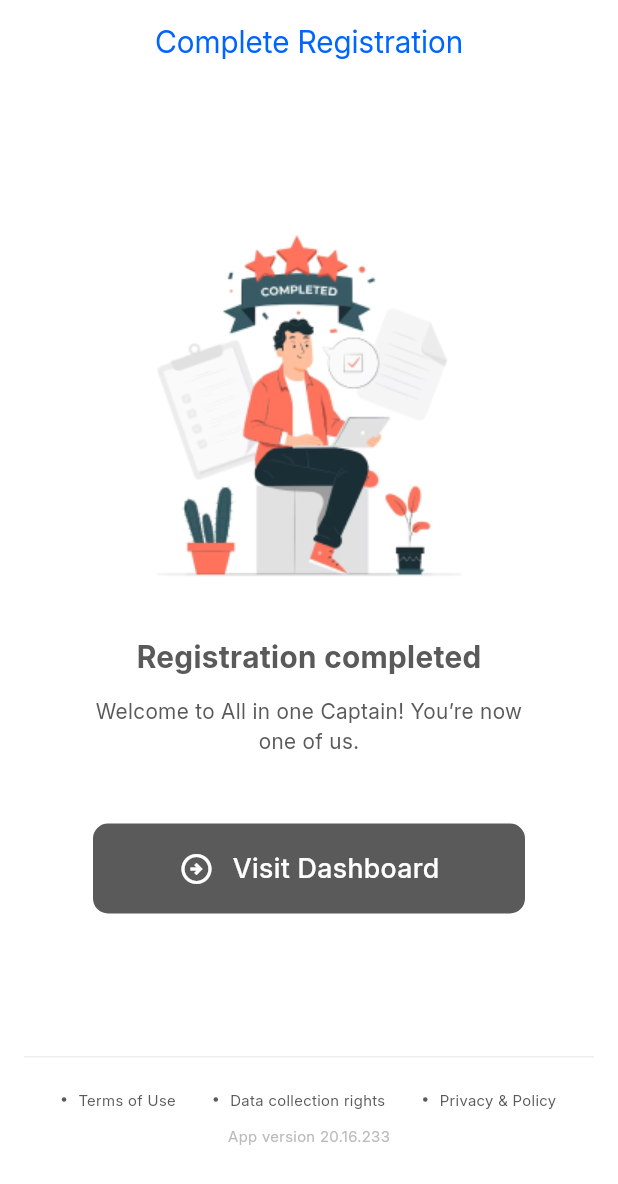
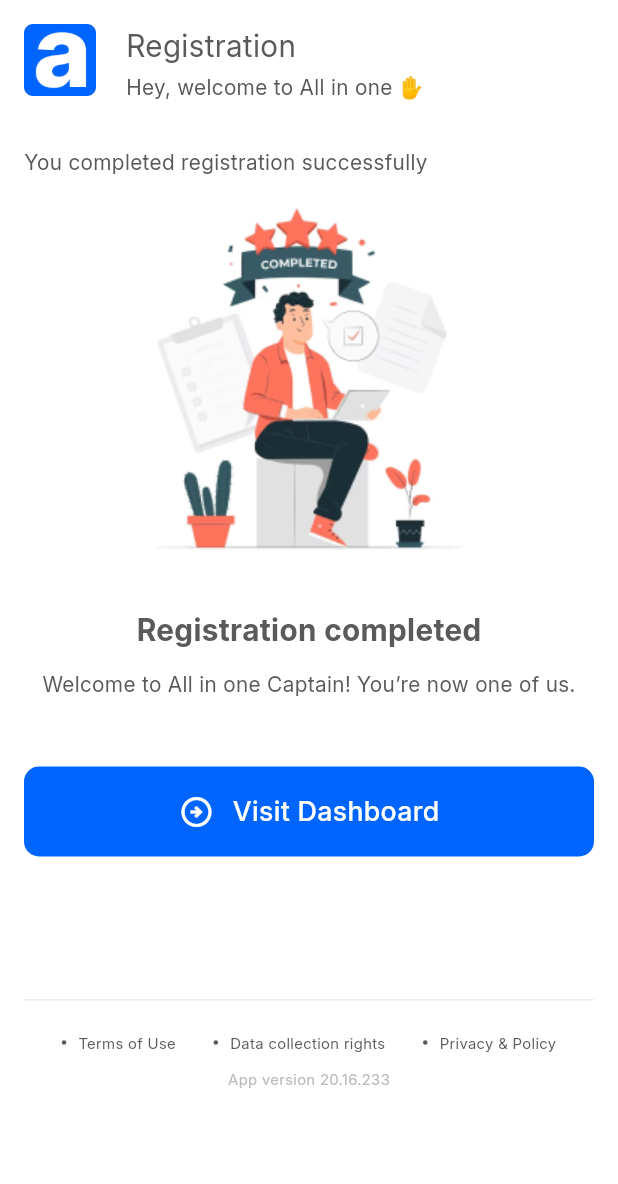
Before and after one commit to nextive-rahim/all_in_one3, a Flutter app: the RegistrationCompletedPage screen opened by its route, on a phone screen of 412 x 824 dp. Shown: the top 1184 px of the screen. Run offline on Flutter 3.47's test engine with Material 3 defaults, Android fonts, the phone set to English and light mode, and no system bars; our stand-ins replace dio, file_picker, get, get_storage, logger, permission_handler and 2 more; missing offline and left inert: flutter_pdfview; accounts and stored records are empty.

Commit message:
chore : updated registration complete page

```diff
--- a/lib/src/features/common_features/authentication/registration/view/registration_completed_page.dart
+++ b/lib/src/features/common_features/authentication/registration/view/registration_completed_page.dart
@@ -4,6 +4,7 @@ import 'package:all_in_one3/src/core/utils/image_constant.dart';
 import 'package:all_in_one3/src/core/utils/size_config.dart';
 import 'package:all_in_one3/src/core/utils/strings.dart';
 import 'package:all_in_one3/src/core/widgets/text_widget.dart';
+import 'package:all_in_one3/src/features/common_features/authentication/root/widgets/registration_header.dart';
 import 'package:flutter/material.dart';
 import 'package:get/get.dart';
 
@@ -20,25 +21,20 @@ class _RegistrationCompletedPageState extends State<RegistrationCompletedPage> {
   Widget build(BuildContext context) {
     return Scaffold(
       backgroundColor: CommonColor.whiteColor,
-      appBar: AppBar(
-        title: const Text('Complete Registration'),
-      ),
-      body: Padding(
-        padding: const EdgeInsets.only(
-          left: 16,
-          right: 16,
-        ),
+      // appBar: AppBar(
+      //   title: const Text('Complete Registration'),
+      // ),
+      body: SafeArea(
+        child: Padding(
+          padding: const EdgeInsets.all(16),
           child: SingleChildScrollView(
             child: Column(
               children: [
-              Padding(
-                padding: const EdgeInsets.only(
-                  left: 46,
-                  right: 46,
+                Column(
+                  children: [
+                    RegistrationHeader(
+                      title: 'You completed registration successfully',
                     ),
-                child: Column(
-                  children: [
-                    const SizedBox(height: 92),
                     Image.asset(
                       ImageConstant.regComplete,
                       width: 252,
@@ -72,7 +68,8 @@ class _RegistrationCompletedPageState extends State<RegistrationCompletedPage> {
                         height: 60,
                         decoration: BoxDecoration(
                           borderRadius: BorderRadius.circular(10),
-                            color: CommonColor.headingTextColor1),
+                          color: CommonColor.purpleColor1,
+                        ),
                         alignment: Alignment.center,
                         child: const Row(
                           mainAxisAlignment: MainAxisAlignment.center,
@@ -96,7 +93,6 @@ class _RegistrationCompletedPageState extends State<RegistrationCompletedPage> {
                     ),
                     const SizedBox(height: 95),
                   ],
-                ),
                 ),
                 Container(
                   width: SizeConfig.screenWidth,
@@ -186,6 +182,7 @@ class _RegistrationCompletedPageState extends State<RegistrationCompletedPage> {
             ),
           ),
         ),
+      ),
     );
   }
 }
```
Lines whose indentation alone changed are shown as unchanged.
